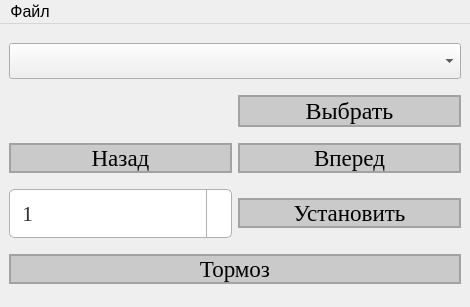
Before: the Qt Designer form main_rs485.ui in Batonreal/StepmotorRS485, drawn with Qt 5.
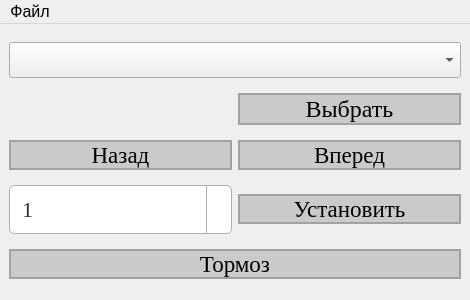
After: the same form once the commit is applied. Icons and pictures are not drawn.

```diff
--- a/main_rs485.ui
+++ b/main_rs485.ui
@@ -7,7 +7,7 @@
     <x>0</x>
     <y>0</y>
     <width>470</width>
-    <height>307</height>
+    <height>300</height>
    </rect>
   </property>
   <property name="font">
@@ -19,6 +19,16 @@
   <property name="windowTitle">
    <string>AlternativaRS485</string>
   </property>
+  <property name="windowIcon">
+   <iconset resource="icon.qrc">
+    <normaloff>:/icons/icons/stepmotor.jpg</normaloff>:/icons/icons/stepmotor.jpg</iconset>
+  </property>
+  <property name="iconSize">
+   <size>
+    <width>35</width>
+    <height>35</height>
+   </size>
+  </property>
   <widget class="QWidget" name="centralwidget">
    <layout class="QHBoxLayout" name="horizontalLayout_3">
     <item>
@@ -30,8 +40,11 @@
        <layout class="QHBoxLayout" name="horizontalLayout_4">
         <item>
          <widget class="QLabel" name="label">
-          <property name="text">
-           <string/>
+          <property name="font">
+           <font>
+            <family>Times New Roman</family>
+            <pointsize>14</pointsize>
+           </font>
           </property>
          </widget>
         </item>
```
Left out of the diff: 4 changed lines with no effect on the pictures.
